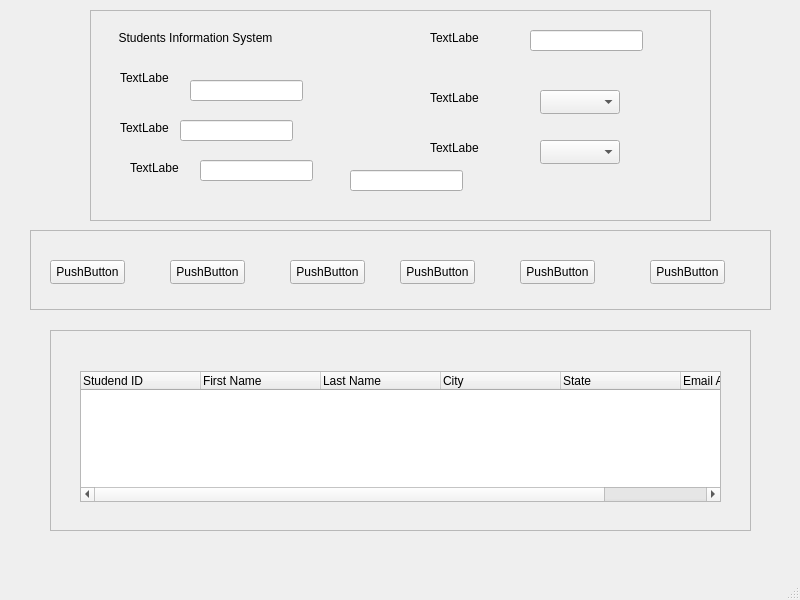
CanadaBadiane/Pyside6_Students_Information_Management_System, file main.ui: the form before one commit.
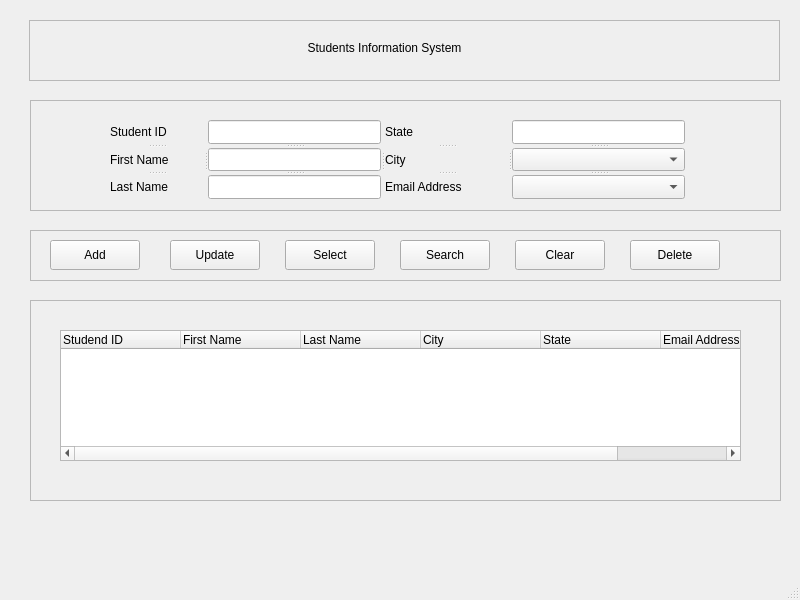
The form after the commit. Icons and pictures are not drawn.

Commit message: Finalisation de l'ajout des widgets GUI - version 1

What changed in the file:
```diff
--- a/main.ui
+++ b/main.ui
@@ -17,10 +17,10 @@
    <widget class="QFrame" name="frame_2">
     <property name="geometry">
      <rect>
-      <x>90</x>
-      <y>10</y>
-      <width>621</width>
-      <height>211</height>
+      <x>30</x>
+      <y>100</y>
+      <width>751</width>
+      <height>111</height>
      </rect>
     </property>
     <property name="frameShape">
@@ -29,169 +29,84 @@
     <property name="frameShadow">
      <enum>QFrame::Shadow::Raised</enum>
     </property>
-    <widget class="QLineEdit" name="lineEdit_4">
+    <widget class="QSplitter" name="splitter_7">
      <property name="geometry">
       <rect>
-       <x>110</x>
-       <y>150</y>
-       <width>113</width>
-       <height>21</height>
-      </rect>
-     </property>
-    </widget>
-    <widget class="QLabel" name="label_4">
-     <property name="geometry">
-      <rect>
-       <x>20</x>
+       <x>80</x>
        <y>20</y>
-       <width>171</width>
-       <height>16</height>
+       <width>575</width>
+       <height>79</height>
       </rect>
      </property>
-     <property name="text">
-      <string>Students Information System</string>
+     <property name="orientation">
+      <enum>Qt::Orientation::Horizontal</enum>
      </property>
-     <property name="alignment">
-      <set>Qt::AlignmentFlag::AlignCenter</set>
-     </property>
-    </widget>
-    <widget class="QLabel" name="label">
-     <property name="geometry">
-      <rect>
-       <x>40</x>
-       <y>150</y>
-       <width>49</width>
-       <height>16</height>
-      </rect>
-     </property>
-     <property name="text">
-      <string>TextLabel</string>
-     </property>
-    </widget>
-    <widget class="QLineEdit" name="lineEdit_3">
-     <property name="geometry">
-      <rect>
-       <x>260</x>
-       <y>160</y>
-       <width>113</width>
-       <height>21</height>
-      </rect>
-     </property>
-    </widget>
-    <widget class="QLabel" name="label_6">
-     <property name="geometry">
-      <rect>
-       <x>30</x>
-       <y>60</y>
-       <width>49</width>
-       <height>16</height>
-      </rect>
-     </property>
-     <property name="text">
-      <string>TextLabel</string>
-     </property>
-    </widget>
-    <widget class="QLineEdit" name="lineEdit">
-     <property name="geometry">
-      <rect>
-       <x>90</x>
-       <y>110</y>
-       <width>113</width>
-       <height>21</height>
-      </rect>
-     </property>
-    </widget>
-    <widget class="QLineEdit" name="lineEdit_2">
-     <property name="geometry">
-      <rect>
-       <x>100</x>
-       <y>70</y>
-       <width>113</width>
-       <height>21</height>
-      </rect>
-     </property>
-    </widget>
-    <widget class="QLabel" name="label_5">
-     <property name="geometry">
-      <rect>
-       <x>30</x>
-       <y>110</y>
-       <width>49</width>
-       <height>16</height>
-      </rect>
-     </property>
-     <property name="text">
-      <string>TextLabel</string>
-     </property>
-    </widget>
-    <widget class="QComboBox" name="comboBox_2">
-     <property name="geometry">
-      <rect>
-       <x>450</x>
-       <y>130</y>
-       <width>80</width>
-       <height>24</height>
-      </rect>
-     </property>
-    </widget>
-    <widget class="QLabel" name="label_3">
-     <property name="geometry">
-      <rect>
-       <x>340</x>
-       <y>80</y>
-       <width>49</width>
-       <height>16</height>
-      </rect>
-     </property>
-     <property name="text">
-      <string>TextLabel</string>
-     </property>
-    </widget>
-    <widget class="QLineEdit" name="lineEdit_5">
-     <property name="geometry">
-      <rect>
-       <x>440</x>
-       <y>20</y>
-       <width>113</width>
-       <height>21</height>
-      </rect>
-     </property>
-    </widget>
-    <widget class="QComboBox" name="comboBox">
-     <property name="geometry">
-      <rect>
-       <x>450</x>
-       <y>80</y>
-       <width>80</width>
-       <height>24</height>
-      </rect>
-     </property>
-    </widget>
-    <widget class="QLabel" name="label_7">
-     <property name="geometry">
-      <rect>
-       <x>340</x>
-       <y>130</y>
-       <width>49</width>
-       <height>16</height>
-      </rect>
-     </property>
-     <property name="text">
-      <string>TextLabel</string>
-     </property>
-    </widget>
-    <widget class="QLabel" name="label_2">
-     <property name="geometry">
-      <rect>
-       <x>340</x>
-       <y>20</y>
-       <width>49</width>
-       <height>16</height>
-      </rect>
-     </property>
-     <property name="text">
-      <string>TextLabel</string>
-     </property>
+     <widget class="QSplitter" name="splitter_3">
+      <property name="orientation">
+       <enum>Qt::Orientation::Horizontal</enum>
+      </property>
+      <widget class="QSplitter" name="splitter">
+       <property name="orientation">
+        <enum>Qt::Orientation::Vertical</enum>
+       </property>
+       <widget class="QLabel" name="label_6">
+        <property name="text">
+         <string>Student ID</string>
+        </property>
+       </widget>
+       <widget class="QLabel" name="label_5">
+        <property name="text">
+         <string>First Name</string>
+        </property>
+       </widget>
+       <widget class="QLabel" name="label">
+        <property name="text">
+         <string>Last Name</string>
+        </property>
+       </widget>
+      </widget>
+      <widget class="QSplitter" name="splitter_2">
+       <property name="orientation">
+        <enum>Qt::Orientation::Vertical</enum>
+       </property>
+       <widget class="QLineEdit" name="lineEdit_2"/>
+       <widget class="QLineEdit" name="lineEdit"/>
+       <widget class="QLineEdit" name="lineEdit_4"/>
+      </widget>
+     </widget>
+     <widget class="QSplitter" name="splitter_6">
+      <property name="orientation">
+       <enum>Qt::Orientation::Horizontal</enum>
+      </property>
+      <widget class="QSplitter" name="splitter_4">
+       <property name="orientation">
+        <enum>Qt::Orientation::Vertical</enum>
+       </property>
+       <widget class="QLabel" name="label_2">
+        <property name="text">
+         <string>State</string>
+        </property>
+       </widget>
+       <widget class="QLabel" name="label_3">
+        <property name="text">
+         <string>City</string>
+        </property>
+       </widget>
+       <widget class="QLabel" name="label_7">
+        <property name="text">
+         <string>Email Address</string>
+        </property>
+       </widget>
+      </widget>
+      <widget class="QSplitter" name="splitter_5">
+       <property name="orientation">
+        <enum>Qt::Orientation::Vertical</enum>
+       </property>
+       <widget class="QLineEdit" name="lineEdit_5"/>
+       <widget class="QComboBox" name="comboBox"/>
+       <widget class="QComboBox" name="comboBox_2"/>
+      </widget>
+     </widget>
     </widget>
    </widget>
    <widget class="QFrame" name="frame_3">
@@ -199,8 +114,8 @@
      <rect>
       <x>30</x>
       <y>230</y>
-      <width>741</width>
-      <height>80</height>
+      <width>751</width>
+      <height>51</height>
      </rect>
     </property>
     <property name="frameShape">
@@ -212,88 +127,118 @@
     <widget class="QPushButton" name="pushButton_6">
      <property name="geometry">
       <rect>
-       <x>620</x>
-       <y>30</y>
-       <width>75</width>
-       <height>24</height>
+       <x>600</x>
+       <y>10</y>
+       <width>90</width>
+       <height>30</height>
       </rect>
      </property>
      <property name="text">
-      <string>PushButton</string>
+      <string>Delete</string>
+     </property>
+     <property name="icon">
+      <iconset>
+       <normaloff>icons/delete.svg</normaloff>icons/delete.svg</iconset>
      </property>
     </widget>
     <widget class="QPushButton" name="pushButton">
      <property name="geometry">
       <rect>
        <x>20</x>
-       <y>30</y>
-       <width>75</width>
-       <height>24</height>
+       <y>10</y>
+       <width>90</width>
+       <height>30</height>
       </rect>
      </property>
      <property name="text">
-      <string>PushButton</string>
+      <string>Add</string>
+     </property>
+     <property name="icon">
+      <iconset>
+       <normaloff>icons/add.svg</normaloff>icons/add.svg</iconset>
+     </property>
+     <property name="iconSize">
+      <size>
+       <width>20</width>
+       <height>20</height>
+      </size>
      </property>
     </widget>
     <widget class="QPushButton" name="pushButton_4">
      <property name="geometry">
       <rect>
        <x>370</x>
-       <y>30</y>
-       <width>75</width>
-       <height>24</height>
+       <y>10</y>
+       <width>90</width>
+       <height>30</height>
       </rect>
      </property>
      <property name="text">
-      <string>PushButton</string>
+      <string>Search</string>
+     </property>
+     <property name="icon">
+      <iconset>
+       <normaloff>icons/search.svg</normaloff>icons/search.svg</iconset>
      </property>
     </widget>
     <widget class="QPushButton" name="pushButton_3">
      <property name="geometry">
       <rect>
-       <x>260</x>
-       <y>30</y>
-       <width>75</width>
-       <height>24</height>
+       <x>255</x>
+       <y>10</y>
+       <width>90</width>
+       <height>30</height>
       </rect>
      </property>
      <property name="text">
-      <string>PushButton</string>
+      <string>Select</string>
+     </property>
+     <property name="icon">
+      <iconset>
+       <normaloff>icons/select.svg</normaloff>icons/select.svg</iconset>
      </property>
     </widget>
     <widget class="QPushButton" name="pushButton_2">
      <property name="geometry">
       <rect>
        <x>140</x>
-       <y>30</y>
-       <width>75</width>
-       <height>24</height>
+       <y>10</y>
+       <width>90</width>
+       <height>30</height>
       </rect>
      </property>
      <property name="text">
-      <string>PushButton</string>
+      <string>Update</string>
+     </property>
+     <property name="icon">
+      <iconset>
+       <normaloff>icons/update.svg</normaloff>icons/update.svg</iconset>
      </property>
     </widget>
     <widget class="QPushButton" name="pushButton_5">
      <property name="geometry">
       <rect>
-       <x>490</x>
-       <y>30</y>
-       <width>75</width>
-       <height>24</height>
+       <x>485</x>
+       <y>10</y>
+       <width>90</width>
+       <height>30</height>
       </rect>
      </property>
      <property name="text">
-      <string>PushButton</string>
+      <string>Clear</string>
+     </property>
+     <property name="icon">
+      <iconset>
+       <normaloff>icons/clear.svg</normaloff>icons/clear.svg</iconset>
      </property>
     </widget>
    </widget>
    <widget class="QFrame" name="frame_4">
     <property name="geometry">
      <rect>
-      <x>50</x>
-      <y>330</y>
-      <width>701</width>
+      <x>30</x>
+      <y>300</y>
+      <width>751</width>
       <height>201</height>
      </rect>
     </property>
@@ -307,8 +252,8 @@
      <property name="geometry">
       <rect>
        <x>30</x>
-       <y>41</y>
-       <width>641</width>
+       <y>30</y>
+       <width>681</width>
        <height>131</height>
       </rect>
      </property>
@@ -374,6 +319,38 @@
      </column>
     </widget>
    </widget>
+   <widget class="QFrame" name="frame">
+    <property name="geometry">
+     <rect>
+      <x>29</x>
+      <y>20</y>
+      <width>751</width>
+      <height>61</height>
+     </rect>
+    </property>
+    <property name="frameShape">
+     <enum>QFrame::Shape::StyledPanel</enum>
+    </property>
+    <property name="frameShadow">
+     <enum>QFrame::Shadow::Raised</enum>
+    </property>
+    <widget class="QLabel" name="title_label">
+     <property name="geometry">
+      <rect>
+       <x>270</x>
+       <y>20</y>
+       <width>171</width>
+       <height>16</height>
+      </rect>
+     </property>
+     <property name="text">
+      <string>Students Information System</string>
+     </property>
+     <property name="alignment">
+      <set>Qt::AlignmentFlag::AlignCenter</set>
+     </property>
+    </widget>
+   </widget>
   </widget>
   <widget class="QMenuBar" name="menubar">
    <property name="geometry">
```
Left out of the diff: 18 changed lines with no effect on the pictures.
